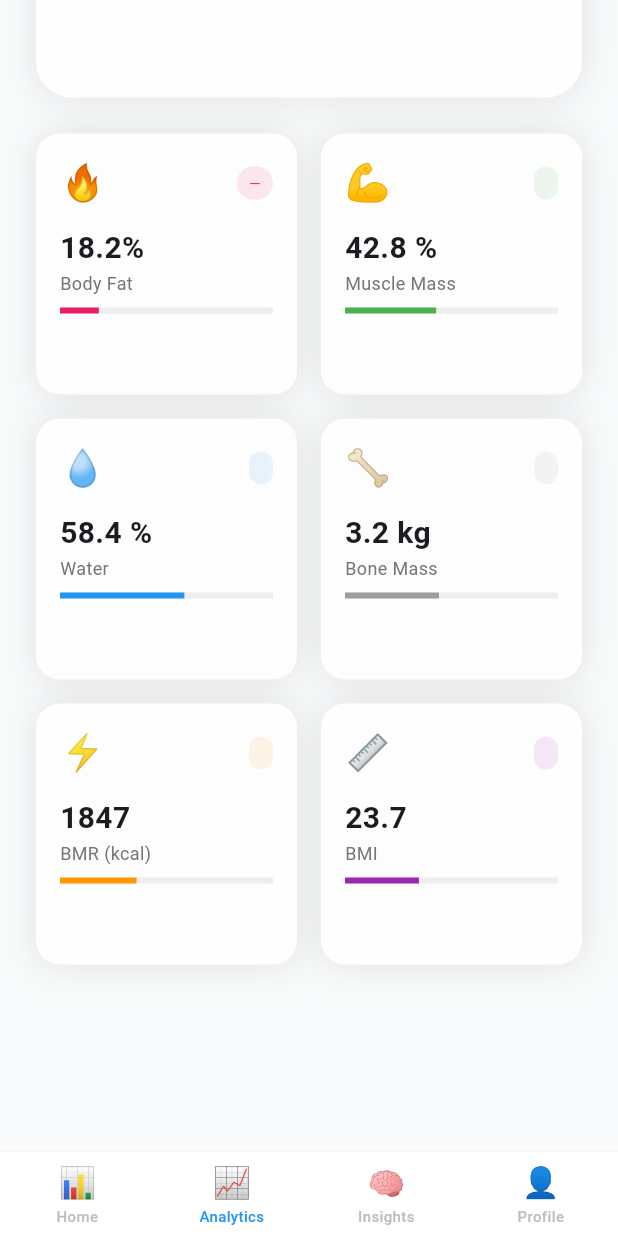
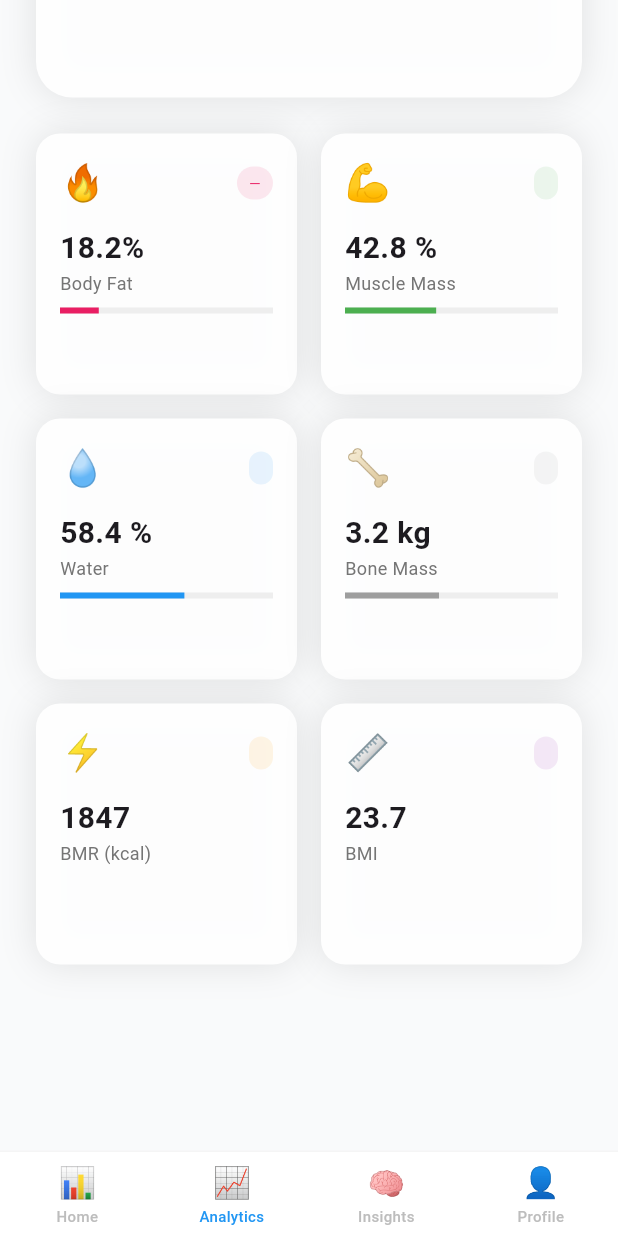
Before and after one commit to NME5/CompositionAI, a Flutter app: the screen it shows after launch, item 2 of the bottom bar chosen, scrolled down 412 dp, on a phone screen of 412 x 824 dp. Run offline on Flutter 3.47's test engine with Material 3 defaults, Android fonts, the light colour scheme and no system bars; our stand-ins replace flutter_blue_plus, hive, hive_flutter; accounts and stored records are empty; Roboto replaces fonts that are missing (SF Pro Display).

Commit message:
body_analysis dialog, analytics design revision

```diff
--- a/lib/views/analytics_page.dart
+++ b/lib/views/analytics_page.dart
@@ -228,7 +228,6 @@ class _AnalyticsPageState extends State<AnalyticsPage> {
                                   label: 'BMR (kcal)',
                                   change: _viewModel.bmrDeltaText,
                                   color: Colors.orange,
-                                  progressValue: _viewModel.bmrProgress,
                                 ),
                                 MetricCard(
                                   emoji: '📏',
@@ -236,7 +235,6 @@ class _AnalyticsPageState extends State<AnalyticsPage> {
                                   label: 'BMI',
                                   change: _viewModel.bmiDeltaText,
                                   color: Colors.purple,
-                                  progressValue: _viewModel.bmiProgress,
                                 ),
                               ],
                             ),
--- a/lib/views/body_analysis_page.dart
+++ b/lib/views/body_analysis_page.dart
@@ -92,12 +92,11 @@ class BodyAnalysisContent extends StatelessWidget {
           style: TextStyle(fontSize: 24, fontWeight: FontWeight.bold),
           textAlign: TextAlign.left,
         ),
-        SizedBox(height: 8),
         Text(
           'Overview of your latest measurement',
           style: TextStyle(color: Colors.grey[600], fontSize: 14),
         ),
-        SizedBox(height: 16),
+        SizedBox(height: 20),
 
         Container(
           padding: EdgeInsets.all(20),
@@ -162,7 +161,7 @@ class BodyAnalysisContent extends StatelessWidget {
                 crossAxisAlignment: CrossAxisAlignment.start,
                 children: [
                   Text('Composition breakdown', style: TextStyle(fontWeight: FontWeight.w700)),
-                  SizedBox(height: 25),
+                  SizedBox(height: 30),
                   Center(
                     child: SizedBox(
                       width: 220,
@@ -219,7 +218,6 @@ class BodyAnalysisContent extends StatelessWidget {
               _MetricCard(emoji: '💪', title: 'Muscle Mass', value: '${result.slmKg.toStringAsFixed(1)} kg', subtitle: '${result.slmPercent.toStringAsFixed(1)}%', color: Color(0xFF2A9D8F)),
               _MetricCard(emoji: '🦴', title: 'Bone Mass', value: '${result.boneMassKg.toStringAsFixed(1)} kg', subtitle: 'Skeletal', color: Color(0xFF9E7AE8)),
               _MetricCard(emoji: '🎂', title: 'Body Age', value: '${result.bodyAge}', subtitle: 'years', color: Color(0xFF8D99AE)),
-              _MetricCard(emoji: '⚡', title: 'Impedance', value: '${result.impedanceOhm.toStringAsFixed(0)} Ω', subtitle: 'Ohms', color: Color(0xFFB8E4C9)),
             ],
           ),
         ),
--- a/lib/widgets/shared_widgets.dart
+++ b/lib/widgets/shared_widgets.dart
@@ -91,12 +91,14 @@ class MetricCard extends StatelessWidget {
           SizedBox(height: 12),
           Text(value, style: TextStyle(fontSize: 20, fontWeight: FontWeight.bold)),
           Text(label, style: TextStyle(color: Colors.grey[600], fontSize: 12)),
-          SizedBox(height: 8),
-          LinearProgressIndicator(
-            value: progressValue ?? 0.0,
-            backgroundColor: Colors.grey[200],
-            valueColor: AlwaysStoppedAnimation<Color>(color),
-          ),
+          if (progressValue != null) ...[
+            SizedBox(height: 8),
+            LinearProgressIndicator(
+              value: progressValue,
+              backgroundColor: Colors.grey[200],
+              valueColor: AlwaysStoppedAnimation<Color>(color),
+            ),
+          ],
         ],
       ),
     );
```
